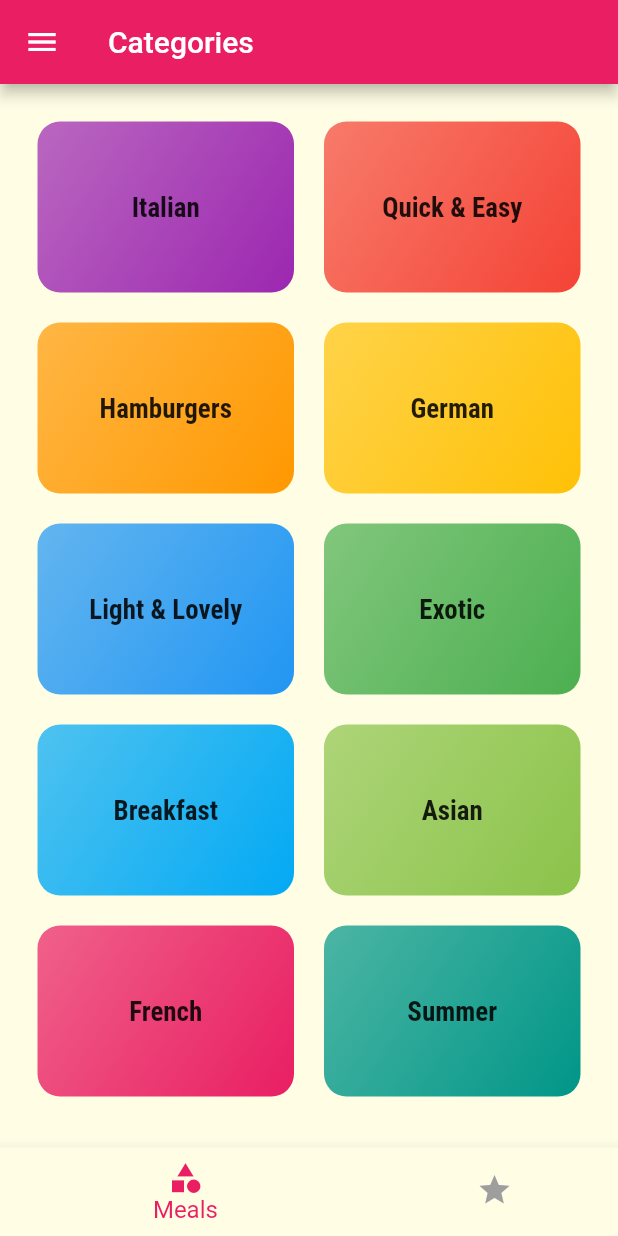
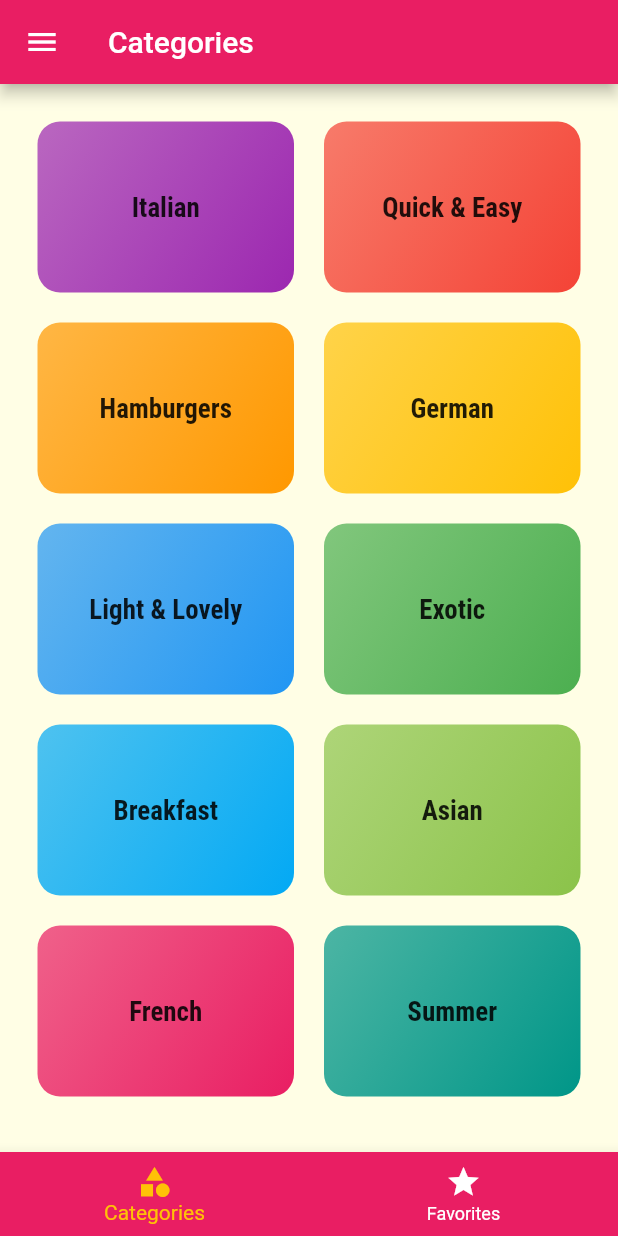
Before and after one commit to kaushal9678/FlutterNavigationDemo, a Flutter app: the screen it shows after launch, on a phone screen of 412 x 824 dp. Run offline on Flutter 3.47's test engine with Material 2 defaults, Android fonts, the phone set to English and light mode, and no system bars; Roboto replaces fonts that are missing (Railway).

```diff
--- a/lib/screens/favorite_screen.dart
+++ b/lib/screens/favorite_screen.dart
@@ -3,29 +3,30 @@ import '../models/meals.dart';
 import '../widgets/meal_item.dart';
 
 class FavoriteScreen extends StatelessWidget {
-  //const FavoriteScreen({Key key}) : super(key: key);
+  final List<Meal> favoriteMeals;
 
-  final List<Meal> favoriteMeals;
   FavoriteScreen(this.favoriteMeals);
+
   @override
   Widget build(BuildContext context) {
     if (favoriteMeals.isEmpty) {
       return Center(
-        child: Text("Favorites"),
+        child: Text('You have no favorites yet - start adding some!'),
       );
     } else {
       return ListView.builder(
         itemBuilder: (ctx, index) {
           return MealItem(
+            id: favoriteMeals[index].id,
             title: favoriteMeals[index].title,
             affodability: favoriteMeals[index].affordability,
-              imageURL: favoriteMeals[index].imageUrl,
             complexity: favoriteMeals[index].complexity,
             duration: favoriteMeals[index].duration,
-              id: favoriteMeals[index].id,
+            imageURL: favoriteMeals[index].imageUrl,
           );
         },
-          itemCount: favoriteMeals.length);
+        itemCount: favoriteMeals.length,
+      );
     }
   }
 }
--- a/lib/screens/tabs_screen_bottombar.dart
+++ b/lib/screens/tabs_screen_bottombar.dart
@@ -5,23 +5,29 @@ import '../widgets/main_drawer.dart';
 import '../models/meals.dart';
 
 class TabScreenBottomBar extends StatefulWidget {
-  // const TabScreenBottomBar({Key key}) : super(key: key);
   final List<Meal> favoriteMeals;
+
   TabScreenBottomBar(this.favoriteMeals);
+
   @override
   _TabScreenBottomBarState createState() => _TabScreenBottomBarState();
 }
 
 class _TabScreenBottomBarState extends State<TabScreenBottomBar> {
+  List<Map<String, Object>> _pages;
   int _selectedPageIndex = 0;
 
-  List<Map<String, Object>> pages;
   @override
   void initState() {
-    // TODO: implement initState
-    pages = [
-      {'page': CategoriesScreen(), 'title': 'Categories'},
-      {'page': FavoriteScreen(widget.favoriteMeals), 'title': 'Favorites'}
+    _pages = [
+      {
+        'page': CategoriesScreen(),
+        'title': 'Categories',
+      },
+      {
+        'page': FavoriteScreen(widget.favoriteMeals),
+        'title': 'Your Favorite',
+      },
     ];
     super.initState();
   }
@@ -36,26 +42,29 @@ class _TabScreenBottomBarState extends State<TabScreenBottomBar> {
   Widget build(BuildContext context) {
     return Scaffold(
       appBar: AppBar(
-        title: Text(pages[_selectedPageIndex]['title']),
+        title: Text(_pages[_selectedPageIndex]['title']),
       ),
       drawer: MainDrawer(),
-      body: pages[_selectedPageIndex]['page'],
+      body: _pages[_selectedPageIndex]['page'],
       bottomNavigationBar: BottomNavigationBar(
         onTap: _selectPage,
+        backgroundColor: Theme.of(context).primaryColor,
+        unselectedItemColor: Colors.white,
+        selectedItemColor: Theme.of(context).accentColor,
+        currentIndex: _selectedPageIndex,
+        // type: BottomNavigationBarType.fixed,
         items: [
           BottomNavigationBarItem(
-              title: Text("Meals"), icon: Icon(Icons.category)),
+            backgroundColor: Theme.of(context).primaryColor,
+            icon: Icon(Icons.category),
+            title: Text('Categories'),
+          ),
           BottomNavigationBarItem(
-              title: Text("Favorites"), icon: Icon(Icons.star)),
+            backgroundColor: Theme.of(context).primaryColor,
+            icon: Icon(Icons.star),
+            title: Text('Favorites'),
+          ),
         ],
-        currentIndex: _selectedPageIndex,
-        type: BottomNavigationBarType.shifting,
-        iconSize: 24,
-        backgroundColor: Theme.of(context).accentColor,
-        selectedFontSize: 16,
-        unselectedFontSize: 13,
-        unselectedItemColor: Colors.grey,
-        selectedItemColor: Theme.of(context).primaryColor,
       ),
     );
   }
```
Also changed, not shown: lib/dummy_data.dart (+0 -10 lines), lib/main.dart (+16 -12 lines), lib/screens/caategory_meals_screen.dart (+3 -7 lines), lib/screens/tabs_screen_topBar.dart (+16 -9 lines), lib/widgets/meal_item.dart (+8 -17 lines). Lines whose indentation alone changed are shown as unchanged.
